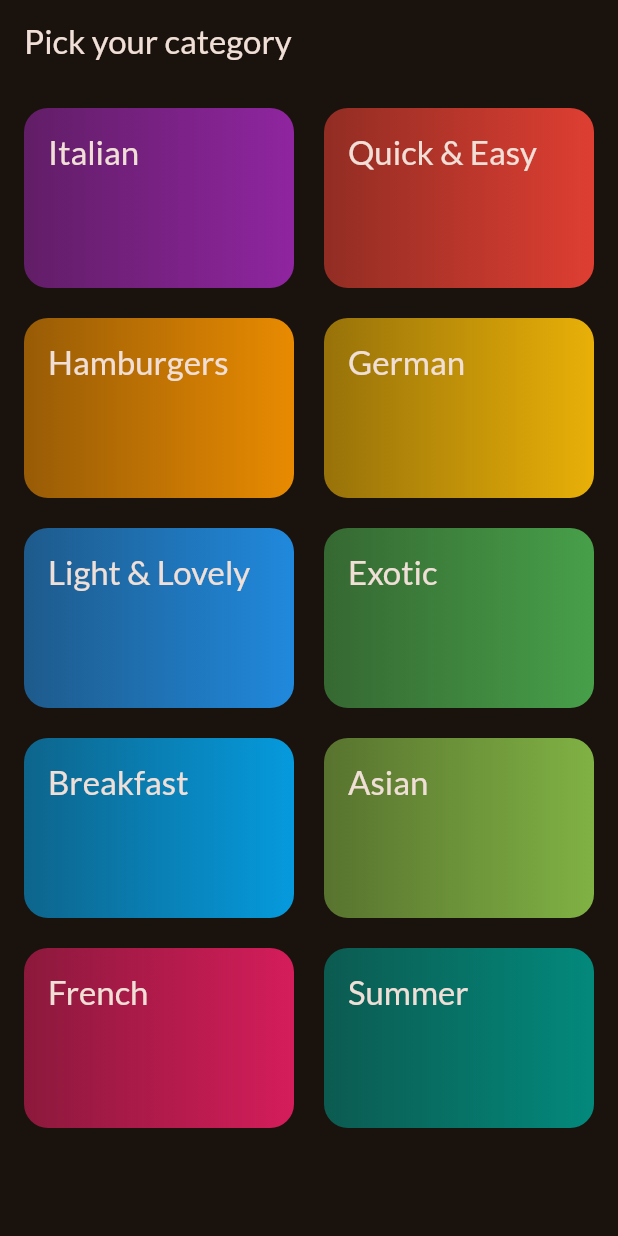
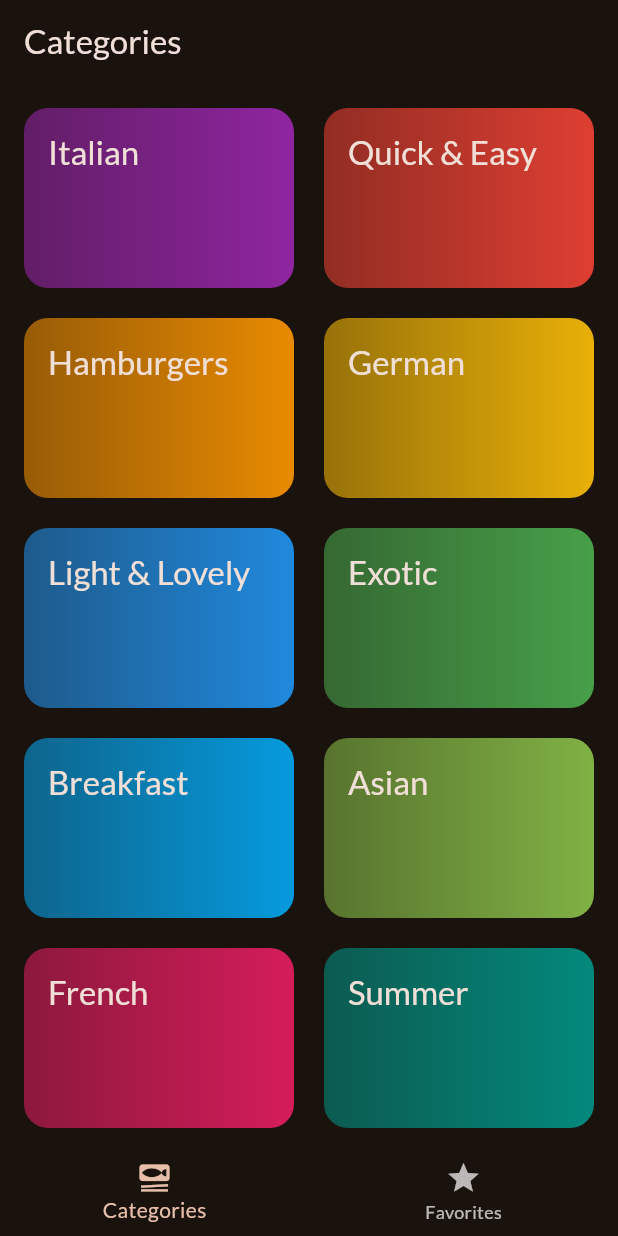
Before and after one commit to Indranilsen2005/Meals_App, a Flutter app: the screen it shows after launch, on a phone screen of 412 x 824 dp. Run offline on Flutter 3.47's test engine with Material 2 defaults, Android fonts, the phone set to English and light mode, and no system bars; our stand-ins replace google_fonts, transparent_image.

Commit message:
Bottom navigation tab and favourite meals screen added

```diff
--- a/lib/main.dart
+++ b/lib/main.dart
@@ -1,5 +1,5 @@
 import 'package:flutter/material.dart';
-import 'package:food_app/screens/categories.dart';
+import 'package:food_app/screens/Tabs.dart';
 
 import 'package:google_fonts/google_fonts.dart';
 
@@ -23,7 +23,7 @@ class App extends StatelessWidget {
   Widget build(BuildContext context) {
     return MaterialApp(
       theme: theme,
-      home: const CategoriesScreen(),
+      home: const TabsScreen(),
     );
   }
 }
--- a/lib/screens/categories.dart
+++ b/lib/screens/categories.dart
@@ -23,11 +23,7 @@ class CategoriesScreen extends StatelessWidget {
 
   @override
   Widget build(BuildContext context) {
-    return Scaffold(
-      appBar: AppBar(
-        title: const Text('Pick your category'),
-      ),
-      body: GridView(
+    return GridView(
       padding: const EdgeInsets.all(16),
       gridDelegate: const SliverGridDelegateWithFixedCrossAxisCount(
         crossAxisCount: 2,
@@ -43,7 +39,6 @@ class CategoriesScreen extends StatelessWidget {
                 _selectCategory(context, category);
               }),
       ],
-      ),
     );
   }
 }
--- a/lib/screens/meals.dart
+++ b/lib/screens/meals.dart
@@ -5,11 +5,11 @@ import 'package:food_app/widgets/meal_item.dart';
 class MealsScreen extends StatelessWidget {
   const MealsScreen({
     super.key,
-    required this.title,
+    this.title,
     required this.meals,
   });
 
-  final String title;
+  final String? title;
   final List<Meal> meals;
   @override
   Widget build(BuildContext context) {
@@ -42,9 +42,12 @@ class MealsScreen extends StatelessWidget {
         ),
       );
     }
+
+    if (title == null) return content;
+
     return Scaffold(
       appBar: AppBar(
-        title: Text(title),
+        title: Text(title!),
       ),
       body: content,
     );
--- /dev/null
+++ b/lib/screens/tabs.dart
@@ -0,0 +1,54 @@
+import 'package:flutter/material.dart';
+import 'package:food_app/screens/categories.dart';
+import 'package:food_app/screens/meals.dart';
+
+class TabsScreen extends StatefulWidget {
+  const TabsScreen({super.key});
+
+  @override
+  State<TabsScreen> createState() => _TabsScreenState();
+}
+
+class _TabsScreenState extends State<TabsScreen> {
+  int setPageIndex = 0;
+
+  void _selectTab(int index) {
+    setState(() {
+      setPageIndex = index;
+    });
+  }
+
+  @override
+  Widget build(BuildContext context) {
+    var pageTitle = 'Categories';
+    Widget pageContent = const CategoriesScreen();
+
+    if (setPageIndex == 1) {
+      pageTitle = 'Favourite Meals';
+      pageContent = const MealsScreen(meals: []);
+    }
+
+    return Scaffold(
+      appBar: AppBar(
+        title: Text(pageTitle),
+      ),
+      body: pageContent,
+      bottomNavigationBar: BottomNavigationBar(
+        currentIndex: setPageIndex,
+        onTap: _selectTab,
+        items: const [
+          BottomNavigationBarItem(
+              icon: Icon(
+                Icons.set_meal,
+              ),
+              label: 'Categories'),
+          BottomNavigationBarItem(
+              icon: Icon(
+                Icons.star,
+              ),
+              label: 'Favorites'),
+        ],
+      ),
+    );
+  }
+}
```
Lines whose indentation alone changed are shown as unchanged.
